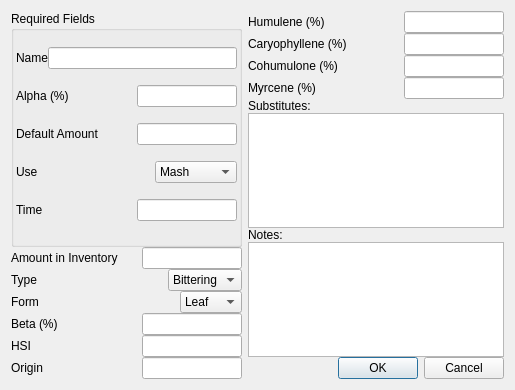
This is ui/hopEditor.ui in Brewtarget/brewtarget as Qt 5 draws it before an edit. The edited form follows.
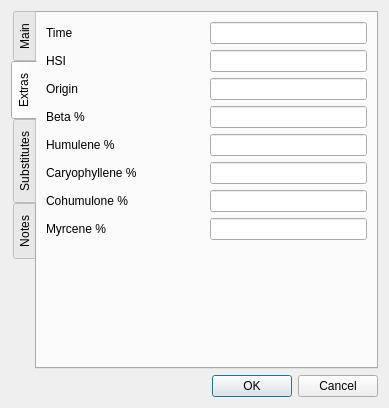
This is the edited form. The open tabs and pages were chosen to show the change. Custom widgets are drawn as their Qt base class.

Commit message: First round at fixing BtStringEdit

```diff
--- a/ui/hopEditor.ui
+++ b/ui/hopEditor.ui
@@ -6,8 +6,8 @@
    <rect>
     <x>0</x>
     <y>0</y>
-    <width>515</width>
-    <height>390</height>
+    <width>389</width>
+    <height>408</height>
    </rect>
   </property>
   <property name="sizePolicy">
@@ -22,133 +22,64 @@
   <property name="configSection" stdset="0">
    <string notr="true">hopEditor</string>
   </property>
-  <layout class="QHBoxLayout" name="horizontalLayout_17">
-   <item>
-    <layout class="QHBoxLayout" name="horizontalLayout_15">
-     <item>
-      <layout class="QVBoxLayout" name="verticalLayout_3">
-       <property name="spacing">
-        <number>0</number>
-       </property>
-       <item>
-        <widget class="QGroupBox" name="groupBox">
-         <property name="title">
-          <string>Required Fields</string>
-         </property>
-         <property name="configSection" stdset="0">
-          <string notr="true">hopEditor</string>
-         </property>
          <layout class="QVBoxLayout" name="verticalLayout">
-          <property name="spacing">
-           <number>0</number>
-          </property>
-          <property name="sizeConstraint">
-           <enum>QLayout::SetMinimumSize</enum>
-          </property>
-          <property name="leftMargin">
-           <number>2</number>
-          </property>
-          <property name="topMargin">
+   <item>
+    <widget class="QTabWidget" name="tabWidget_editor">
+     <property name="tabPosition">
+      <enum>QTabWidget::West</enum>
+     </property>
+     <property name="tabShape">
+      <enum>QTabWidget::Rounded</enum>
+     </property>
+     <property name="currentIndex">
            <number>0</number>
           </property>
-          <property name="rightMargin">
-           <number>2</number>
-          </property>
-          <property name="bottomMargin">
-           <number>3</number>
-          </property>
-          <item>
-           <layout class="QHBoxLayout" name="horizontalLayout">
-            <property name="spacing">
-             <number>0</number>
-            </property>
-            <property name="sizeConstraint">
-             <enum>QLayout::SetNoConstraint</enum>
-            </property>
-            <property name="topMargin">
-             <number>0</number>
-            </property>
-            <item>
+     <property name="usesScrollButtons">
+      <bool>false</bool>
+     </property>
+     <property name="movable">
+      <bool>true</bool>
+     </property>
+     <widget class="QWidget" name="tabWidget_editorPage1">
+      <attribute name="title">
+       <string>Main</string>
+      </attribute>
+      <layout class="QGridLayout" name="gridLayout">
+       <item row="0" column="0">
              <widget class="QLabel" name="label_name">
-              <property name="sizePolicy">
-               <sizepolicy hsizetype="Expanding" vsizetype="Preferred">
-                <horstretch>0</horstretch>
-                <verstretch>0</verstretch>
-               </sizepolicy>
+         <property name="toolTip">
+          <string>Required</string>
               </property>
               <property name="text">
-               <string>Name</string>
+          <string>&lt;html&gt;&lt;head/&gt;&lt;body&gt;&lt;p&gt;&lt;span style=&quot; color:#aa0000;&quot;&gt;Name&lt;/span&gt;&lt;/p&gt;&lt;/body&gt;&lt;/html&gt;</string>
               </property>
               <property name="buddy">
                <cstring>lineEdit_name</cstring>
               </property>
              </widget>
             </item>
-            <item>
-             <widget class="QLineEdit" name="lineEdit_name">
-              <property name="sizePolicy">
-               <sizepolicy hsizetype="Fixed" vsizetype="Fixed">
-                <horstretch>100</horstretch>
-                <verstretch>0</verstretch>
-               </sizepolicy>
-              </property>
-              <property name="minimumSize">
-               <size>
-                <width>100</width>
-                <height>0</height>
-               </size>
-              </property>
-              <property name="maximumSize">
-               <size>
-                <width>1000</width>
-                <height>16777215</height>
-               </size>
-              </property>
+       <item row="0" column="1">
+        <widget class="BtStringEdit" name="lineEdit_name">
               <property name="toolTip">
                <string>Name</string>
               </property>
              </widget>
             </item>
-           </layout>
-          </item>
-          <item>
-           <layout class="QHBoxLayout" name="horizontalLayout_2">
-            <item>
+       <item row="1" column="0">
              <widget class="QLabel" name="label_alpha">
-              <property name="sizePolicy">
-               <sizepolicy hsizetype="Expanding" vsizetype="Preferred">
-                <horstretch>0</horstretch>
-                <verstretch>0</verstretch>
-               </sizepolicy>
+         <property name="toolTip">
+          <string>Required</string>
               </property>
               <property name="text">
-               <string>Alpha (%)</string>
+          <string>&lt;html&gt;&lt;head/&gt;&lt;body&gt;&lt;p&gt;&lt;span style=&quot; color:#aa0000;&quot;&gt;Alpha %&lt;/span&gt;&lt;/p&gt;&lt;/body&gt;&lt;/html&gt;</string>
               </property>
               <property name="buddy">
                <cstring>lineEdit_alpha</cstring>
               </property>
              </widget>
             </item>
-            <item>
+       <item row="1" column="1">
              <widget class="BtGenericEdit" name="lineEdit_alpha">
-              <property name="sizePolicy">
-               <sizepolicy hsizetype="Fixed" vsizetype="Fixed">
-                <horstretch>100</horstretch>
-                <verstretch>0</verstretch>
-               </sizepolicy>
-              </property>
-              <property name="minimumSize">
-               <size>
-                <width>100</width>
-                <height>0</height>
-               </size>
-              </property>
-              <property name="maximumSize">
-               <size>
-                <width>100</width>
-                <height>16777215</height>
-               </size>
-              </property>
               <property name="toolTip">
                <string>Alpha acids as percent by mass</string>
               </property>
@@ -157,49 +88,21 @@
               </property>
              </widget>
             </item>
-           </layout>
-          </item>
-          <item>
-           <layout class="QHBoxLayout" name="horizontalLayout_3">
-            <item>
+       <item row="2" column="0">
              <widget class="BtMassLabel" name="label_amount">
-              <property name="sizePolicy">
-               <sizepolicy hsizetype="Expanding" vsizetype="Preferred">
-                <horstretch>0</horstretch>
-                <verstretch>0</verstretch>
-               </sizepolicy>
-              </property>
               <property name="contextMenuPolicy">
                <enum>Qt::CustomContextMenu</enum>
               </property>
               <property name="text">
-               <string>Default Amount </string>
+          <string>&lt;html&gt;&lt;head/&gt;&lt;body&gt;&lt;p&gt;&lt;span style=&quot; color:#aa0000;&quot;&gt;Default Amount &lt;/span&gt;&lt;/p&gt;&lt;/body&gt;&lt;/html&gt;</string>
               </property>
               <property name="buddy">
                <cstring>lineEdit_amount</cstring>
               </property>
              </widget>
             </item>
-            <item>
+       <item row="2" column="1">
              <widget class="BtMassEdit" name="lineEdit_amount">
-              <property name="sizePolicy">
-               <sizepolicy hsizetype="Fixed" vsizetype="Fixed">
-                <horstretch>100</horstretch>
-                <verstretch>0</verstretch>
-               </sizepolicy>
-              </property>
-              <property name="minimumSize">
-               <size>
-                <width>100</width>
-                <height>0</height>
-               </size>
-              </property>
-              <property name="maximumSize">
-               <size>
-                <width>100</width>
-                <height>16777215</height>
-               </size>
-              </property>
               <property name="toolTip">
                <string>Amount</string>
               </property>
@@ -208,27 +111,20 @@
               </property>
              </widget>
             </item>
-           </layout>
-          </item>
-          <item>
-           <layout class="QHBoxLayout" name="horizontalLayout_5">
-            <item>
+       <item row="3" column="0">
              <widget class="QLabel" name="label_use">
-              <property name="sizePolicy">
-               <sizepolicy hsizetype="Expanding" vsizetype="Preferred">
-                <horstretch>0</horstretch>
-                <verstretch>0</verstretch>
-               </sizepolicy>
+         <property name="toolTip">
+          <string>Required</string>
               </property>
               <property name="text">
-               <string>Use</string>
+          <string>&lt;html&gt;&lt;head/&gt;&lt;body&gt;&lt;p&gt;&lt;span style=&quot; color:#aa0000;&quot;&gt;Use&lt;/span&gt;&lt;/p&gt;&lt;/body&gt;&lt;/html&gt;</string>
               </property>
               <property name="buddy">
                <cstring>comboBox_use</cstring>
               </property>
              </widget>
             </item>
-            <item>
+       <item row="3" column="1">
              <widget class="QComboBox" name="comboBox_use">
               <property name="toolTip">
                <string>Use</string>
@@ -260,65 +156,7 @@
               </item>
              </widget>
             </item>
-           </layout>
-          </item>
-          <item>
-           <layout class="QHBoxLayout" name="horizontalLayout_4">
-            <item>
-             <widget class="BtTimeLabel" name="label_time">
-              <property name="sizePolicy">
-               <sizepolicy hsizetype="Expanding" vsizetype="Preferred">
-                <horstretch>0</horstretch>
-                <verstretch>0</verstretch>
-               </sizepolicy>
-              </property>
-              <property name="contextMenuPolicy">
-               <enum>Qt::CustomContextMenu</enum>
-              </property>
-              <property name="text">
-               <string>Time</string>
-              </property>
-              <property name="buddy">
-               <cstring>lineEdit_time</cstring>
-              </property>
-             </widget>
-            </item>
-            <item>
-             <widget class="BtTimeEdit" name="lineEdit_time">
-              <property name="sizePolicy">
-               <sizepolicy hsizetype="Fixed" vsizetype="Fixed">
-                <horstretch>100</horstretch>
-                <verstretch>0</verstretch>
-               </sizepolicy>
-              </property>
-              <property name="minimumSize">
-               <size>
-                <width>100</width>
-                <height>0</height>
-               </size>
-              </property>
-              <property name="maximumSize">
-               <size>
-                <width>100</width>
-                <height>16777215</height>
-               </size>
-              </property>
-              <property name="toolTip">
-               <string>Time</string>
-              </property>
-              <property name="editField" stdset="0">
-               <string notr="true">time_min</string>
-              </property>
-             </widget>
-            </item>
-           </layout>
-          </item>
-         </layout>
-        </widget>
-       </item>
-       <item>
-        <layout class="QHBoxLayout" name="horizontalLayout_16">
-         <item>
+       <item row="4" column="0">
           <widget class="BtMassLabel" name="label_inventory">
            <property name="contextMenuPolicy">
             <enum>Qt::CustomContextMenu</enum>
@@ -331,20 +169,14 @@
            </property>
           </widget>
          </item>
-         <item>
+       <item row="4" column="1">
           <widget class="BtMassEdit" name="lineEdit_inventory">
            <property name="sizePolicy">
-            <sizepolicy hsizetype="Maximum" vsizetype="Fixed">
+          <sizepolicy hsizetype="Preferred" vsizetype="Fixed">
              <horstretch>0</horstretch>
              <verstretch>0</verstretch>
             </sizepolicy>
            </property>
-           <property name="maximumSize">
-            <size>
-             <width>100</width>
-             <height>16777215</height>
-            </size>
-           </property>
            <property name="toolTip">
             <string>Amount in inventory</string>
            </property>
@@ -353,18 +185,8 @@
            </property>
           </widget>
          </item>
-        </layout>
-       </item>
-       <item>
-        <layout class="QHBoxLayout" name="horizontalLayout_6">
-         <item>
+       <item row="5" column="0">
           <widget class="QLabel" name="label_type">
-           <property name="sizePolicy">
-            <sizepolicy hsizetype="Expanding" vsizetype="Preferred">
-             <horstretch>0</horstretch>
-             <verstretch>0</verstretch>
-            </sizepolicy>
-           </property>
            <property name="text">
             <string>Type</string>
            </property>
@@ -373,8 +195,14 @@
            </property>
           </widget>
          </item>
-         <item>
+       <item row="5" column="1">
           <widget class="QComboBox" name="comboBox_type">
+         <property name="sizePolicy">
+          <sizepolicy hsizetype="Preferred" vsizetype="Fixed">
+           <horstretch>0</horstretch>
+           <verstretch>0</verstretch>
+          </sizepolicy>
+         </property>
            <property name="toolTip">
             <string>Type</string>
            </property>
@@ -395,18 +223,8 @@
            </item>
           </widget>
          </item>
-        </layout>
-       </item>
-       <item>
-        <layout class="QHBoxLayout" name="horizontalLayout_8">
-         <item>
+       <item row="6" column="0">
           <widget class="QLabel" name="label_form">
-           <property name="sizePolicy">
-            <sizepolicy hsizetype="Expanding" vsizetype="Preferred">
-             <horstretch>0</horstretch>
-             <verstretch>0</verstretch>
-            </sizepolicy>
-           </property>
            <property name="text">
             <string>Form</string>
            </property>
@@ -415,8 +233,14 @@
            </property>
           </widget>
          </item>
-         <item>
+       <item row="6" column="1">
           <widget class="QComboBox" name="comboBox_form">
+         <property name="sizePolicy">
+          <sizepolicy hsizetype="Preferred" vsizetype="Fixed">
+           <horstretch>0</horstretch>
+           <verstretch>0</verstretch>
+          </sizepolicy>
+         </property>
            <property name="toolTip">
             <string>Form</string>
            </property>
@@ -437,46 +261,47 @@
            </item>
           </widget>
          </item>
-        </layout>
+       <item row="7" column="0">
+        <spacer name="verticalSpacer">
+         <property name="orientation">
+          <enum>Qt::Vertical</enum>
+         </property>
+         <property name="sizeHint" stdset="0">
+          <size>
+           <width>20</width>
+           <height>40</height>
+          </size>
+         </property>
+        </spacer>
        </item>
-       <item>
-        <layout class="QHBoxLayout" name="horizontalLayout_7">
-         <item>
-          <widget class="QLabel" name="label_beta">
-           <property name="sizePolicy">
-            <sizepolicy hsizetype="Expanding" vsizetype="Preferred">
-             <horstretch>0</horstretch>
-             <verstretch>0</verstretch>
-            </sizepolicy>
+      </layout>
+     </widget>
+     <widget class="QWidget" name="tabWidget_editorPage2">
+      <attribute name="title">
+       <string>Extras</string>
+      </attribute>
+      <layout class="QGridLayout" name="gridLayout_2">
+       <item row="0" column="0">
+        <widget class="BtTimeLabel" name="label_time">
+         <property name="contextMenuPolicy">
+          <enum>Qt::CustomContextMenu</enum>
            </property>
            <property name="text">
-            <string>Beta (%)</string>
+          <string>Time</string>
            </property>
            <property name="buddy">
             <cstring>lineEdit_beta</cstring>
            </property>
           </widget>
          </item>
-         <item>
-          <widget class="BtGenericEdit" name="lineEdit_beta">
+       <item row="0" column="1">
+        <widget class="BtTimeEdit" name="lineEdit_time">
            <property name="sizePolicy">
-            <sizepolicy hsizetype="Fixed" vsizetype="Fixed">
-             <horstretch>100</horstretch>
+          <sizepolicy hsizetype="Preferred" vsizetype="Fixed">
+           <horstretch>0</horstretch>
              <verstretch>0</verstretch>
             </sizepolicy>
            </property>
-           <property name="minimumSize">
-            <size>
-             <width>100</width>
-             <height>0</height>
-            </size>
-           </property>
-           <property name="maximumSize">
-            <size>
-             <width>100</width>
-             <height>16777215</height>
-            </size>
-           </property>
            <property name="toolTip">
             <string>Beta acids as percent by mass</string>
            </property>
@@ -485,18 +310,8 @@
            </property>
           </widget>
          </item>
-        </layout>
-       </item>
-       <item>
-        <layout class="QHBoxLayout" name="horizontalLayout_9">
-         <item>
+       <item row="1" column="0">
           <widget class="QLabel" name="label_HSI">
-           <property name="sizePolicy">
-            <sizepolicy hsizetype="Expanding" vsizetype="Preferred">
-             <horstretch>0</horstretch>
-             <verstretch>0</verstretch>
-            </sizepolicy>
-           </property>
            <property name="text">
             <string>HSI</string>
            </property>
@@ -505,26 +320,14 @@
            </property>
           </widget>
          </item>
-         <item>
+       <item row="1" column="1">
           <widget class="BtGenericEdit" name="lineEdit_HSI">
            <property name="sizePolicy">
-            <sizepolicy hsizetype="Fixed" vsizetype="Fixed">
-             <horstretch>100</horstretch>
+          <sizepolicy hsizetype="Preferred" vsizetype="Fixed">
+           <horstretch>0</horstretch>
              <verstretch>0</verstretch>
             </sizepolicy>
            </property>
-           <property name="minimumSize">
-            <size>
-             <width>100</width>
-             <height>0</height>
-            </size>
-           </property>
-           <property name="maximumSize">
-            <size>
-             <width>100</width>
-             <height>16777215</height>
-            </size>
-           </property>
            <property name="toolTip">
             <string>Hop Stability/Storage index</string>
            </property>
@@ -533,18 +336,8 @@
            </property>
           </widget>
          </item>
-        </layout>
-       </item>
-       <item>
-        <layout class="QHBoxLayout" name="horizontalLayout_10">
-         <item>
+       <item row="2" column="0">
           <widget class="QLabel" name="label_origin">
-           <property name="sizePolicy">
-            <sizepolicy hsizetype="Expanding" vsizetype="Preferred">
-             <horstretch>0</horstretch>
-             <verstretch>0</verstretch>
-            </sizepolicy>
-           </property>
            <property name="text">
             <string>Origin</string>
            </property>
@@ -553,78 +346,69 @@
            </property>
           </widget>
          </item>
-         <item>
-          <widget class="QLineEdit" name="lineEdit_origin">
+       <item row="2" column="1">
+        <widget class="BtStringEdit" name="lineEdit_origin">
            <property name="sizePolicy">
-            <sizepolicy hsizetype="Fixed" vsizetype="Fixed">
-             <horstretch>100</horstretch>
+          <sizepolicy hsizetype="Preferred" vsizetype="Fixed">
+           <horstretch>0</horstretch>
              <verstretch>0</verstretch>
             </sizepolicy>
            </property>
-           <property name="minimumSize">
-            <size>
-             <width>100</width>
-             <height>0</height>
-            </size>
-           </property>
-           <property name="maximumSize">
-            <size>
-             <width>100</width>
-             <height>16777215</height>
-            </size>
-           </property>
            <property name="toolTip">
             <string>Origin</string>
            </property>
           </widget>
          </item>
-        </layout>
+       <item row="3" column="0">
+        <widget class="QLabel" name="label_beta">
+         <property name="text">
+          <string>Beta %</string>
+         </property>
+         <property name="buddy">
+          <cstring>lineEdit_beta</cstring>
+         </property>
+        </widget>
        </item>
-      </layout>
-     </item>
-     <item>
-      <layout class="QVBoxLayout" name="verticalLayout_2">
-       <property name="spacing">
-        <number>0</number>
-       </property>
-       <item>
-        <layout class="QHBoxLayout" name="horizontalLayout_14">
-         <item>
+       <item row="3" column="1">
+        <widget class="BtGenericEdit" name="lineEdit_beta">
+         <property name="sizePolicy">
+          <sizepolicy hsizetype="Preferred" vsizetype="Fixed">
+           <horstretch>0</horstretch>
+           <verstretch>0</verstretch>
+          </sizepolicy>
+         </property>
+         <property name="toolTip">
+          <string>Beta acids as percent by mass</string>
+         </property>
+         <property name="editField" stdset="0">
+          <string notr="true">beta_pct</string>
+         </property>
+        </widget>
+       </item>
+       <item row="4" column="0">
           <widget class="QLabel" name="label_humulene">
            <property name="sizePolicy">
-            <sizepolicy hsizetype="Expanding" vsizetype="Preferred">
+          <sizepolicy hsizetype="Minimum" vsizetype="Preferred">
              <horstretch>0</horstretch>
              <verstretch>0</verstretch>
             </sizepolicy>
            </property>
            <property name="text">
-            <string>Humulene (%)</string>
+          <string>Humulene %</string>
            </property>
            <property name="buddy">
             <cstring>lineEdit_humulene</cstring>
            </property>
           </widget>
          </item>
-         <item>
+       <item row="4" column="1">
           <widget class="BtGenericEdit" name="lineEdit_humulene">
            <property name="sizePolicy">
-            <sizepolicy hsizetype="Fixed" vsizetype="Fixed">
-             <horstretch>100</horstretch>
+          <sizepolicy hsizetype="Preferred" vsizetype="Fixed">
+           <horstretch>0</horstretch>
              <verstretch>0</verstretch>
             </sizepolicy>
            </property>
-           <property name="minimumSize">
-            <size>
-             <width>100</width>
-             <height>0</height>
-            </size>
-           </property>
-           <property name="maximumSize">
-            <size>
-             <width>100</width>
-             <height>16777215</height>
-            </size>
-           </property>
            <property name="toolTip">
             <string>Humulene</string>
            </property>
@@ -633,46 +417,30 @@
            </property>
           </widget>
          </item>
-        </layout>
-       </item>
-       <item>
-        <layout class="QHBoxLayout" name="horizontalLayout_13">
-         <item>
+       <item row="5" column="0">
           <widget class="QLabel" name="label_caryophyllene">
            <property name="sizePolicy">
-            <sizepolicy hsizetype="Expanding" vsizetype="Preferred">
+          <sizepolicy hsizetype="Minimum" vsizetype="Preferred">
              <horstretch>0</horstretch>
              <verstretch>0</verstretch>
             </sizepolicy>
            </property>
            <property name="text">
-            <string>Caryophyllene (%)</string>
+          <string>Caryophyllene %</string>
            </property>
            <property name="buddy">
             <cstring>lineEdit_caryophyllene</cstring>
            </property>
           </widget>
          </item>
-         <item>
+       <item row="5" column="1">
           <widget class="BtGenericEdit" name="lineEdit_caryophyllene">
            <property name="sizePolicy">
-            <sizepolicy hsizetype="Fixed" vsizetype="Fixed">
-             <horstretch>100</horstretch>
+          <sizepolicy hsizetype="Preferred" vsizetype="Fixed">
+           <horstretch>0</horstretch>
              <verstretch>0</verstretch>
             </sizepolicy>
            </property>
-           <property name="minimumSize">
-            <size>
-             <width>100</width>
-             <height>0</height>
-            </size>
-           </property>
-           <property name="maximumSize">
-            <size>
-             <width>100</width>
-             <height>16777215</height>
-            </size>
-           </property>
            <property name="toolTip">
             <string>Caryophyllene</string>
            </property>
@@ -681,46 +449,30 @@
            </property>
           </widget>
          </item>
-        </layout>
-       </item>
-       <item>
-        <layout class="QHBoxLayout" name="horizontalLayout_12">
-         <item>
+       <item row="6" column="0">
           <widget class="QLabel" name="label_cohumulone">
            <property name="sizePolicy">
-            <sizepolicy hsizetype="Expanding" vsizetype="Preferred">
+          <sizepolicy hsizetype="Minimum" vsizetype="Preferred">
              <horstretch>0</horstretch>
              <verstretch>0</verstretch>
             </sizepolicy>
            </property>
            <property name="text">
-            <string>Cohumulone (%)</string>
+          <string>Cohumulone %</string>
            </property>
            <property name="buddy">
             <cstring>lineEdit_cohumulone</cstring>
            </property>
           </widget>
          </item>
-         <item>
+       <item row="6" column="1">
           <widget class="BtGenericEdit" name="lineEdit_cohumulone">
            <property name="sizePolicy">
-            <sizepolicy hsizetype="Fixed" vsizetype="Fixed">
-             <horstretch>100</horstretch>
+          <sizepolicy hsizetype="Preferred" vsizetype="Fixed">
+           <horstretch>0</horstretch>
              <verstretch>0</verstretch>
             </sizepolicy>
            </property>
-           <property name="minimumSize">
-            <size>
-             <width>100</width>
-             <height>0</height>
-            </size>
-           </property>
-           <property name="maximumSize">
-            <size>
-             <width>100</width>
-             <height>16777215</height>
-            </size>
-           </property>
            <property name="toolTip">
             <string>Cohumulone</string>
            </property>
@@ -729,46 +481,30 @@
            </property>
           </widget>
          </item>
-        </layout>
-       </item>
-       <item>
-        <layout class="QHBoxLayout" name="horizontalLayout_11">
-         <item>
+       <item row="7" column="0">
           <widget class="QLabel" name="label_myrcene">
            <property name="sizePolicy">
-            <sizepolicy hsizetype="Expanding" vsizetype="Preferred">
+          <sizepolicy hsizetype="Minimum" vsizetype="Preferred">
              <horstretch>0</horstretch>
              <verstretch>0</verstretch>
             </sizepolicy>
            </property>
            <property name="text">
-            <string>Myrcene (%)</string>
+          <string>Myrcene %</string>
            </property>
            <property name="buddy">
             <cstring>lineEdit_myrcene</cstring>
            </property>
           </widget>
          </item>
-         <item>
+       <item row="7" column="1">
           <widget class="BtGenericEdit" name="lineEdit_myrcene">
            <property name="sizePolicy">
-            <sizepolicy hsizetype="Fixed" vsizetype="Fixed">
-             <horstretch>100</horstretch>
+          <sizepolicy hsizetype="Preferred" vsizetype="Fixed">
+           <horstretch>0</horstretch>
              <verstretch>0</verstretch>
             </sizepolicy>
            </property>
-           <property name="minimumSize">
-            <size>
-             <width>100</width>
-             <height>0</height>
-            </size>
-           </property>
-           <property name="maximumSize">
-            <size>
-             <width>100</width>
-             <height>16777215</height>
-            </size>
-           </property>
            <property name="toolTip">
             <string>Myrcene</string>
            </property>
@@ -777,22 +513,30 @@
            </property>
           </widget>
          </item>
-        </layout>
-       </item>
-       <item>
-        <widget class="QLabel" name="label_15">
-         <property name="text">
-          <string>Substitutes:</string>
-         </property>
-         <property name="buddy">
-          <cstring>textEdit_substitutes</cstring>
-         </property>
-        </widget>
-       </item>
+       <item row="8" column="0">
+        <spacer name="verticalSpacer_3">
+         <property name="orientation">
+          <enum>Qt::Vertical</enum>
+         </property>
+         <property name="sizeHint" stdset="0">
+          <size>
+           <width>20</width>
+           <height>40</height>
+          </size>
+         </property>
+        </spacer>
+       </item>
+      </layout>
+     </widget>
+     <widget class="QWidget" name="tabWidget_editorPage4">
+      <attribute name="title">
+       <string>Substitutes</string>
+      </attribute>
+      <layout class="QHBoxLayout" name="horizontalLayout">
        <item>
         <widget class="QTextEdit" name="textEdit_substitutes">
          <property name="sizePolicy">
-          <sizepolicy hsizetype="Preferred" vsizetype="Preferred">
+          <sizepolicy hsizetype="Preferred" vsizetype="MinimumExpanding">
            <horstretch>0</horstretch>
            <verstretch>0</verstretch>
           </sizepolicy>
@@ -811,20 +555,17 @@
          </property>
         </widget>
        </item>
-       <item>
-        <widget class="QLabel" name="label_16">
-         <property name="text">
-          <string>Notes:</string>
-         </property>
-         <property name="buddy">
-          <cstring>textEdit_notes</cstring>
-         </property>
-        </widget>
-       </item>
+      </layout>
+     </widget>
+     <widget class="QWidget" name="tabWidget_editorPage5">
+      <attribute name="title">
+       <string>Notes</string>
+      </attribute>
+      <layout class="QHBoxLayout" name="horizontalLayout_2">
        <item>
         <widget class="QTextEdit" name="textEdit_notes">
          <property name="sizePolicy">
-          <sizepolicy hsizetype="Minimum" vsizetype="Minimum">
+          <sizepolicy hsizetype="Minimum" vsizetype="MinimumExpanding">
            <horstretch>0</horstretch>
            <verstretch>0</verstretch>
           </sizepolicy>
@@ -843,6 +584,10 @@
          </property>
         </widget>
        </item>
+      </layout>
+     </widget>
+    </widget>
+   </item>
        <item>
         <widget class="QDialogButtonBox" name="buttonBox">
          <property name="orientation">
@@ -854,12 +599,29 @@
         </widget>
        </item>
       </layout>
-     </item>
-    </layout>
-   </item>
-  </layout>
  </widget>
  <customwidgets>
+  <customwidget>
+   <class>BtStringEdit</class>
+   <extends>QLineEdit</extends>
+   <header>BtLineEdit.h</header>
+  </customwidget>
+  <customwidget>
+   <class>BtTimeEdit</class>
+   <extends>QLineEdit</extends>
+   <header>BtLineEdit.h</header>
+   <slots>
+    <slot>lineChanged(Unit::unitDisplay,Unit::unitScale)</slot>
+   </slots>
+  </customwidget>
+  <customwidget>
+   <class>BtTimeLabel</class>
+   <extends>QLabel</extends>
+   <header>BtLabel.h</header>
+   <slots>
+    <signal>labelChanged(Unit::unitDisplay,Unit::unitScale)</signal>
+   </slots>
+  </customwidget>
   <customwidget>
    <class>BtGenericEdit</class>
    <extends>QLineEdit</extends>
@@ -875,22 +637,6 @@
     <slot>lineChanged(Unit::unitDisplay,Unit::unitScale)</slot>
    </slots>
   </customwidget>
-  <customwidget>
-   <class>BtTimeEdit</class>
-   <extends>QLineEdit</extends>
-   <header>BtLineEdit.h</header>
-   <slots>
-    <slot>lineChanged(Unit::unitDisplay,Unit::unitScale)</slot>
-   </slots>
-  </customwidget>
-  <customwidget>
-   <class>BtTimeLabel</class>
-   <extends>QLabel</extends>
-   <header>BtLabel.h</header>
-   <slots>
-    <signal>labelChanged(Unit::unitDisplay,Unit::unitScale)</signal>
-   </slots>
-  </customwidget>
   <customwidget>
    <class>BtMassLabel</class>
    <extends>QLabel</extends>
```
Left out of the diff: 79 changed lines with no effect on the pictures. Lines whose indentation alone changed are shown as unchanged. The commit also changes 14 other files.
